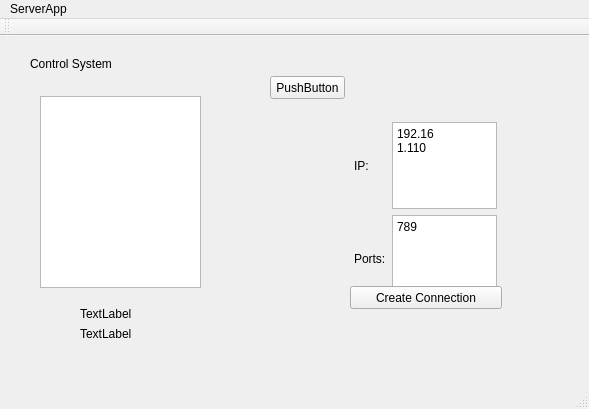
Old version of the form mainwindowserver.ui in the repository qtdwzAdam/serverJob.
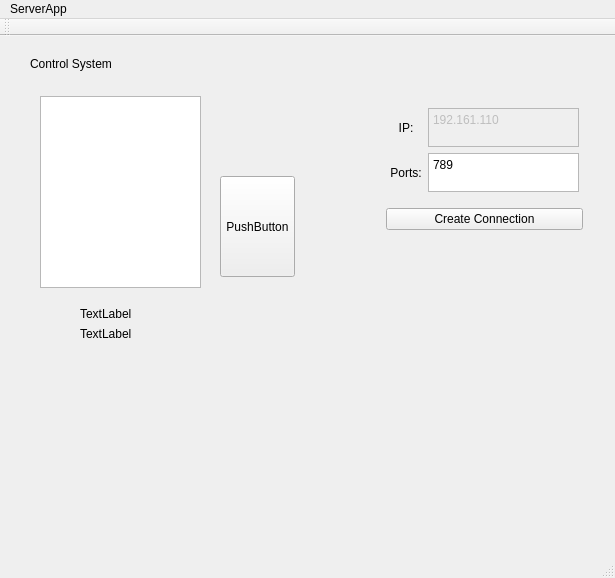
New version of the form.

The edit to the form file:
```diff
--- a/mainwindowserver.ui
+++ b/mainwindowserver.ui
@@ -6,88 +6,14 @@
    <rect>
     <x>0</x>
     <y>0</y>
-    <width>589</width>
-    <height>409</height>
+    <width>615</width>
+    <height>578</height>
    </rect>
   </property>
   <property name="windowTitle">
    <string>MainWindowServer</string>
   </property>
   <widget class="QWidget" name="centralWidget">
-   <widget class="QWidget" name="gridLayoutWidget">
-    <property name="geometry">
-     <rect>
-      <x>350</x>
-      <y>80</y>
-      <width>151</width>
-      <height>193</height>
-     </rect>
-    </property>
-    <layout class="QGridLayout" name="gridLayout">
-     <property name="leftMargin">
-      <number>4</number>
-     </property>
-     <property name="topMargin">
-      <number>6</number>
-     </property>
-     <property name="rightMargin">
-      <number>4</number>
-     </property>
-     <property name="bottomMargin">
-      <number>6</number>
-     </property>
-     <item row="1" column="0">
-      <widget class="QLabel" name="IP_LABEL">
-       <property name="text">
-        <string>IP:</string>
-       </property>
-      </widget>
-     </item>
-     <item row="3" column="1">
-      <widget class="QTextEdit" name="portSetting">
-       <property name="html">
-        <string>&lt;!DOCTYPE HTML PUBLIC &quot;-//W3C//DTD HTML 4.0//EN&quot; &quot;http://www.w3.org/TR/REC-html40/strict.dtd&quot;&gt;
-&lt;html&gt;&lt;head&gt;&lt;meta name=&quot;qrichtext&quot; content=&quot;1&quot; /&gt;&lt;style type=&quot;text/css&quot;&gt;
-p, li { white-space: pre-wrap; }
-&lt;/style&gt;&lt;/head&gt;&lt;body style=&quot; font-family:'SimSun'; font-size:9pt; font-weight:400; font-style:normal;&quot;&gt;
-&lt;p style=&quot; margin-top:0px; margin-bottom:0px; margin-left:0px; margin-right:0px; -qt-block-indent:0; text-indent:0px;&quot;&gt;789&lt;/p&gt;&lt;/body&gt;&lt;/html&gt;</string>
-       </property>
-      </widget>
-     </item>
-     <item row="1" column="1">
-      <widget class="QTextEdit" name="portSetting_2">
-       <property name="html">
-        <string>&lt;!DOCTYPE HTML PUBLIC &quot;-//W3C//DTD HTML 4.0//EN&quot; &quot;http://www.w3.org/TR/REC-html40/strict.dtd&quot;&gt;
-&lt;html&gt;&lt;head&gt;&lt;meta name=&quot;qrichtext&quot; content=&quot;1&quot; /&gt;&lt;style type=&quot;text/css&quot;&gt;
-p, li { white-space: pre-wrap; }
-&lt;/style&gt;&lt;/head&gt;&lt;body style=&quot; font-family:'SimSun'; font-size:9pt; font-weight:400; font-style:normal;&quot;&gt;
-&lt;p style=&quot; margin-top:0px; margin-bottom:0px; margin-left:0px; margin-right:0px; -qt-block-indent:0; text-indent:0px;&quot;&gt;192.16&lt;/p&gt;
-&lt;p style=&quot; margin-top:0px; margin-bottom:0px; margin-left:0px; margin-right:0px; -qt-block-indent:0; text-indent:0px;&quot;&gt;1.110&lt;/p&gt;&lt;/body&gt;&lt;/html&gt;</string>
-       </property>
-      </widget>
-     </item>
-     <item row="3" column="0">
-      <widget class="QLabel" name="PORT_LABEL">
-       <property name="text">
-        <string>Ports:</string>
-       </property>
-      </widget>
-     </item>
-    </layout>
-   </widget>
-   <widget class="QPushButton" name="createConnection">
-    <property name="geometry">
-     <rect>
-      <x>350</x>
-      <y>250</y>
-      <width>152</width>
-      <height>23</height>
-     </rect>
-    </property>
-    <property name="text">
-     <string>Create Connection</string>
-    </property>
-   </widget>
    <widget class="QLabel" name="label">
     <property name="geometry">
      <rect>
@@ -114,10 +40,10 @@
    <widget class="QPushButton" name="pushButton">
     <property name="geometry">
      <rect>
-      <x>270</x>
-      <y>40</y>
+      <x>220</x>
+      <y>140</y>
       <width>75</width>
-      <height>23</height>
+      <height>101</height>
      </rect>
     </property>
     <property name="text">
@@ -150,6 +76,104 @@
      <string>TextLabel</string>
     </property>
    </widget>
+   <widget class="QWidget" name="verticalLayoutWidget">
+    <property name="geometry">
+     <rect>
+      <x>380</x>
+      <y>60</y>
+      <width>210</width>
+      <height>141</height>
+     </rect>
+    </property>
+    <layout class="QVBoxLayout" name="verticalLayout" stretch="0,0">
+     <property name="spacing">
+      <number>9</number>
+     </property>
+     <property name="leftMargin">
+      <number>6</number>
+     </property>
+     <property name="topMargin">
+      <number>6</number>
+     </property>
+     <property name="rightMargin">
+      <number>7</number>
+     </property>
+     <property name="bottomMargin">
+      <number>7</number>
+     </property>
+     <item>
+      <layout class="QGridLayout" name="gridLayout">
+       <property name="leftMargin">
+        <number>4</number>
+       </property>
+       <property name="topMargin">
+        <number>6</number>
+       </property>
+       <property name="rightMargin">
+        <number>4</number>
+       </property>
+       <property name="bottomMargin">
+        <number>6</number>
+       </property>
+       <item row="1" column="0">
+        <widget class="QLabel" name="IP_LABEL">
+         <property name="focusPolicy">
+          <enum>Qt::NoFocus</enum>
+         </property>
+         <property name="text">
+          <string>IP:</string>
+         </property>
+         <property name="alignment">
+          <set>Qt::AlignCenter</set>
+         </property>
+        </widget>
+       </item>
+       <item row="3" column="1">
+        <widget class="QTextEdit" name="PortUsed">
+         <property name="html">
+          <string>&lt;!DOCTYPE HTML PUBLIC &quot;-//W3C//DTD HTML 4.0//EN&quot; &quot;http://www.w3.org/TR/REC-html40/strict.dtd&quot;&gt;
+&lt;html&gt;&lt;head&gt;&lt;meta name=&quot;qrichtext&quot; content=&quot;1&quot; /&gt;&lt;style type=&quot;text/css&quot;&gt;
+p, li { white-space: pre-wrap; }
+&lt;/style&gt;&lt;/head&gt;&lt;body style=&quot; font-family:'SimSun'; font-size:9pt; font-weight:400; font-style:normal;&quot;&gt;
+&lt;p style=&quot; margin-top:0px; margin-bottom:0px; margin-left:0px; margin-right:0px; -qt-block-indent:0; text-indent:0px;&quot;&gt;789&lt;/p&gt;&lt;/body&gt;&lt;/html&gt;</string>
+         </property>
+        </widget>
+       </item>
+       <item row="1" column="1">
+        <widget class="QTextEdit" name="IP_address">
+         <property name="enabled">
+          <bool>false</bool>
+         </property>
+         <property name="html">
+          <string>&lt;!DOCTYPE HTML PUBLIC &quot;-//W3C//DTD HTML 4.0//EN&quot; &quot;http://www.w3.org/TR/REC-html40/strict.dtd&quot;&gt;
+&lt;html&gt;&lt;head&gt;&lt;meta name=&quot;qrichtext&quot; content=&quot;1&quot; /&gt;&lt;style type=&quot;text/css&quot;&gt;
+p, li { white-space: pre-wrap; }
+&lt;/style&gt;&lt;/head&gt;&lt;body style=&quot; font-family:'SimSun'; font-size:9pt; font-weight:400; font-style:normal;&quot;&gt;
+&lt;p style=&quot; margin-top:0px; margin-bottom:0px; margin-left:0px; margin-right:0px; -qt-block-indent:0; text-indent:0px;&quot;&gt;192.161.110&lt;/p&gt;&lt;/body&gt;&lt;/html&gt;</string>
+         </property>
+        </widget>
+       </item>
+       <item row="3" column="0">
+        <widget class="QLabel" name="PORT_LABEL">
+         <property name="text">
+          <string>Ports:</string>
+         </property>
+         <property name="alignment">
+          <set>Qt::AlignCenter</set>
+         </property>
+        </widget>
+       </item>
+      </layout>
+     </item>
+     <item>
+      <widget class="QPushButton" name="serverON_OFF">
+       <property name="text">
+        <string>Create Connection</string>
+       </property>
+      </widget>
+     </item>
+    </layout>
+   </widget>
   </widget>
   <widget class="QToolBar" name="mainToolBar">
    <attribute name="toolBarArea">
@@ -165,7 +189,7 @@
     <rect>
      <x>0</x>
      <y>0</y>
-     <width>589</width>
+     <width>615</width>
      <height>26</height>
     </rect>
    </property>
```
Left out of the diff: 22 changed lines with no effect on the pictures.
